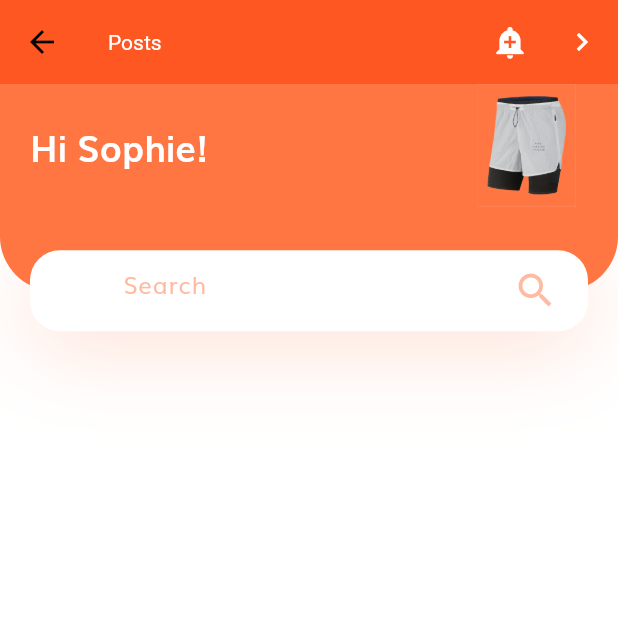
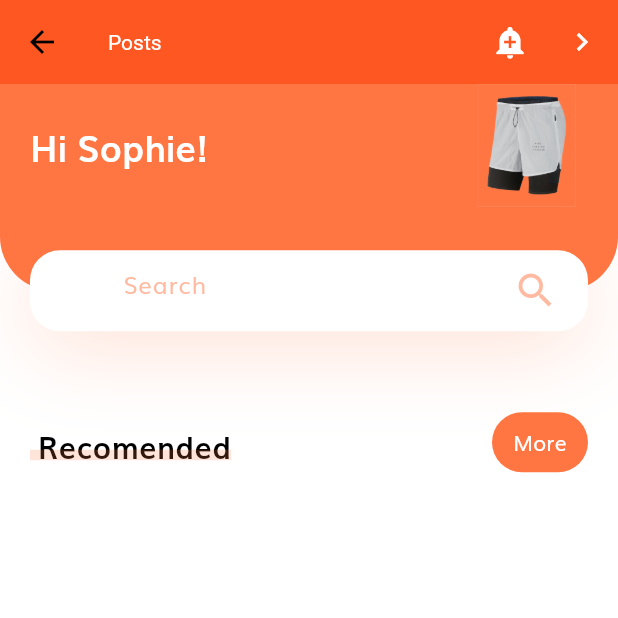
Before and after one commit to johnyen220/FlutterWidgetExample, a Flutter app: the CustomWidgetExample screen opened directly, on a phone screen of 412 x 824 dp, the top half of it. Run offline on Flutter 3.47's test engine with Material 3 defaults, Android fonts, the phone set to English and light mode, and no system bars.

Commit message:
Add Left Text with undeline and right button more

```diff
--- a/lib/screens/customwidget/CustomWidgetExample.dart
+++ b/lib/screens/customwidget/CustomWidgetExample.dart
@@ -1,8 +1,6 @@
 import 'package:flutter/material.dart';
-import 'dart:convert';
-import 'package:http/http.dart' as http;
-import '../../models/Post.dart';
 import 'component/header_with_seachbox.dart';
+import 'component/title_with_more_bbtn.dart';
 
 
 
@@ -64,6 +62,7 @@ class _CustomWidgetExampleState extends State<CustomWidgetExample> {
             crossAxisAlignment: CrossAxisAlignment.start,
             children: <Widget> [
               HeaderWithSearchBox(size: size),
+              TitleWithMoreBtn(title: "Recomended", press: () {}),
             ]
           ),
         )
--- /dev/null
+++ b/lib/screens/customwidget/component/title_with_more_bbtn.dart
@@ -0,0 +1,75 @@
+import 'package:flutter/material.dart';
+
+import '../../../constants.dart';
+
+class TitleWithMoreBtn extends StatelessWidget {
+  const TitleWithMoreBtn({
+    super.key,
+    required this.title,
+    required this.press,
+  });
+  final String title;
+  final Function press;
+
+  @override
+  Widget build(BuildContext context) {
+    return Padding(
+      padding: const EdgeInsets.symmetric(horizontal: kDefaultPadding),
+      child: Row(
+        children: <Widget>[
+          TitleWithCustomUnderline(text: title),
+          const Spacer(),
+          TextButton(
+            style: TextButton.styleFrom(
+              backgroundColor: kPrimaryColor,
+              shape: RoundedRectangleBorder(
+                borderRadius: BorderRadius.circular(20),
+              ),
+            ),
+            onPressed: press(),
+            child: const Text(
+              "More",
+              style: TextStyle(color: Colors.white),
+            ),
+          ),
+        ],
+      ),
+    );
+  }
+}
+
+class TitleWithCustomUnderline extends StatelessWidget {
+  const TitleWithCustomUnderline({
+    super.key,
+    required this.text,
+  });
+
+  final String text;
+
+  @override
+  Widget build(BuildContext context) {
+    return SizedBox(
+      height: 24,
+      child: Stack(
+        children: <Widget>[
+          Padding(
+            padding: const EdgeInsets.only(left: kDefaultPadding / 4),
+            child: Text(
+              text,
+              style: const TextStyle(fontSize: 20, fontWeight: FontWeight.bold),
+            ),
+          ),
+          Positioned(
+            bottom: 0,
+            left: 0,
+            right: 0,
+            child: Container(
+              height: 7,
+              color: kPrimaryColor.withOpacity(0.2),
+            ),
+          )
+        ],
+      ),
+    );
+  }
+}
```
